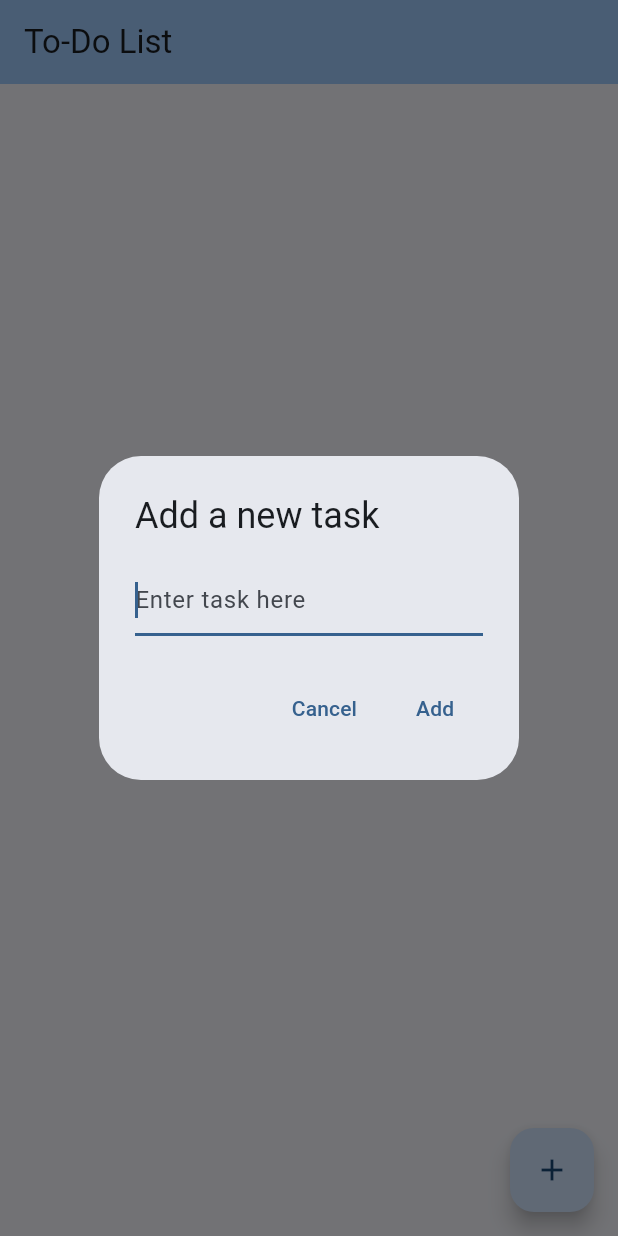
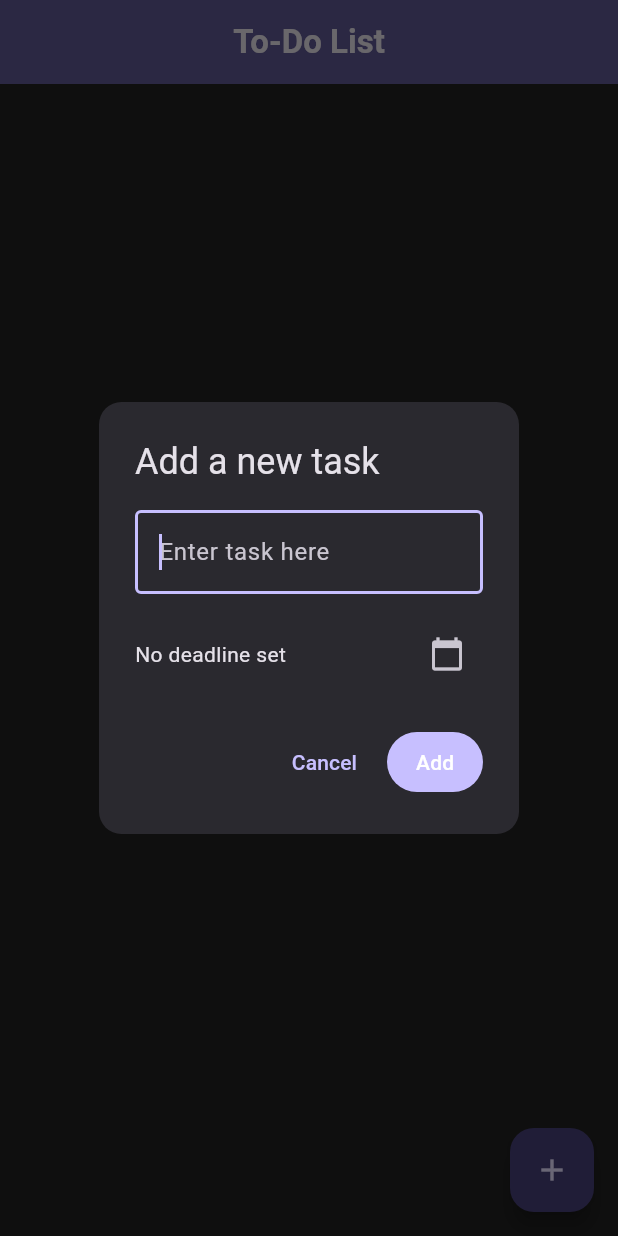
Before and after one commit to ervin49/hackathon_sie, a Flutter app: the screen it shows after launch, after a tap on the "add" icon, on a phone screen of 412 x 824 dp. Run offline on Flutter 3.47's test engine with Material 3 defaults, Android fonts, the phone set to English and light mode, and no system bars.

Commit message:
add task

```diff
--- a/lib/main.dart
+++ b/lib/main.dart
@@ -1,13 +1,10 @@
 import 'package:flutter/material.dart';
+import 'package:intl/intl.dart' as intl;
+import './task.dart';
+import './task_detail_screen.dart';
 
 void main() {
   runApp(const MyApp());
-}
-
-class Task {
-  Task({required this.title, this.completed = false});
-  String title;
-  bool completed;
 }
 
 class MyApp extends StatelessWidget {
@@ -18,8 +15,24 @@ class MyApp extends StatelessWidget {
     return MaterialApp(
       title: 'To-Do List',
       theme: ThemeData(
-        colorScheme: ColorScheme.fromSeed(seedColor: Colors.blue),
+        colorScheme: ColorScheme.fromSeed(
+          seedColor: const Color(0xFF311B92),
+          brightness: Brightness.dark,
+        ),
         useMaterial3: true,
+        scaffoldBackgroundColor: Colors.grey[900],
+        appBarTheme: const AppBarTheme(
+          elevation: 0,
+          centerTitle: true,
+        ),
+        cardTheme: CardThemeData(
+          color: Colors.grey[850],
+          elevation: 1.0,
+          margin: const EdgeInsets.symmetric(vertical: 6.0, horizontal: 16.0),
+          shape: RoundedRectangleBorder(
+            borderRadius: BorderRadius.circular(12.0),
+          ),
+        ),
       ),
       home: const TodoListScreen(),
     );
@@ -36,13 +49,15 @@ class TodoListScreen extends StatefulWidget {
 class _TodoListScreenState extends State<TodoListScreen> {
   final List<Task> _tasks = [];
   final TextEditingController _textFieldController = TextEditingController();
+  DateTime? _selectedDate;
 
-  void _addTask(String title) {
+  void _addTask(String title, DateTime? deadline) {
     if (title.isNotEmpty) {
       setState(() {
-        _tasks.add(Task(title: title));
+        _tasks.add(Task(title: title, deadline: deadline));
       });
       _textFieldController.clear();
+      _selectedDate = null;
     }
   }
 
@@ -58,33 +73,103 @@ class _TodoListScreenState extends State<TodoListScreen> {
     });
   }
 
+  void _navigateToDetail(Task task) {
+    Navigator.of(context).push(
+      MaterialPageRoute(
+        builder: (context) => TaskDetailScreen(task: task),
+      ),
+    );
+  }
+
+  Future<void> _selectDate(BuildContext context, StateSetter setState) async {
+    final DateTime? pickedDate = await showDatePicker(
+      context: context,
+      initialDate: _selectedDate ?? DateTime.now(),
+      firstDate: DateTime.now(),
+      lastDate: DateTime(2101),
+    );
+    if (pickedDate != null) {
+      final TimeOfDay? pickedTime = await showTimePicker(
+        context: context,
+        initialTime: TimeOfDay.fromDateTime(_selectedDate ?? DateTime.now()),
+      );
+      if (pickedTime != null) {
+        setState(() {
+          _selectedDate = DateTime(
+            pickedDate.year,
+            pickedDate.month,
+            pickedDate.day,
+            pickedTime.hour,
+            pickedTime.minute,
+          );
+        });
+      }
+    }
+  }
+
   Future<void> _displayDialog() async {
+    _selectedDate = null;
     return showDialog<void>(
       context: context,
       builder: (BuildContext context) {
+        return StatefulBuilder(
+          builder: (context, setState) {
             return AlertDialog(
+              shape: RoundedRectangleBorder(
+                borderRadius: BorderRadius.circular(15.0),
+              ),
               title: const Text('Add a new task'),
-          content: TextField(
+              content: Column(
+                mainAxisSize: MainAxisSize.min,
+                children: [
+                  TextField(
                     controller: _textFieldController,
-            decoration: const InputDecoration(hintText: 'Enter task here'),
+                    decoration: const InputDecoration(
+                      hintText: 'Enter task here',
+                      border: OutlineInputBorder(),
+                    ),
                     autofocus: true,
+                  ),
+                  const SizedBox(height: 16),
+                  Row(
+                    children: [
+                      Expanded(
+                        child: Text(
+                          _selectedDate == null
+                              ? 'No deadline set'
+                              : intl.DateFormat('yyyy-MM-dd – kk:mm').format(_selectedDate!),
+                        ),
+                      ),
+                      IconButton(
+                        icon: const Icon(Icons.calendar_today),
+                        onPressed: () => _selectDate(context, setState),
+                      )
+                    ],
+                  )
+                ],
               ),
               actions: <Widget>[
                 TextButton(
-              child: const Text('Cancel'),
                   onPressed: () {
                     Navigator.of(context).pop();
                     _textFieldController.clear();
                   },
+                  child: const Text('Cancel'),
                 ),
                 TextButton(
-              child: const Text('Add'),
+                  style: TextButton.styleFrom(
+                    foregroundColor: Colors.white,
+                    backgroundColor: Theme.of(context).colorScheme.primary,
+                  ),
                   onPressed: () {
-                _addTask(_textFieldController.text);
+                    _addTask(_textFieldController.text, _selectedDate);
                     Navigator.of(context).pop();
                   },
+                  child: const Text('Add'),
                 ),
               ],
+            );
+          },
         );
       },
     );
@@ -94,19 +179,48 @@ class _TodoListScreenState extends State<TodoListScreen> {
   Widget build(BuildContext context) {
     return Scaffold(
       appBar: AppBar(
-        title: const Text('To-Do List'),
+        title: const Text(
+          'To-Do List',
+          style: TextStyle(fontWeight: FontWeight.bold),
+        ),
         backgroundColor: Theme.of(context).colorScheme.inversePrimary,
       ),
-      body: ListView.builder(
+      body: _tasks.isEmpty
+          ? Center(
+              child: Column(
+                mainAxisAlignment: MainAxisAlignment.center,
+                children: [
+                  Icon(Icons.check_box_outline_blank, size: 80, color: Colors.grey[600]),
+                  const SizedBox(height: 16),
+                  Text(
+                    'No tasks yet. Add one!',
+                    style: TextStyle(fontSize: 18.0, color: Colors.grey[500]),
+                  ),
+                ],
+              ),
+            )
+          : ListView.builder(
+              padding: const EdgeInsets.symmetric(vertical: 8.0),
               itemCount: _tasks.length,
               itemBuilder: (context, index) {
                 final task = _tasks[index];
-          return ListTile(
+                return Card(
+                  child: ListTile(
+                    onTap: () {
+                      if (!task.completed) {
+                        _navigateToDetail(task);
+                      }
+                    },
+                    contentPadding: const EdgeInsets.symmetric(horizontal: 16, vertical: 8),
                     leading: Checkbox(
                       value: task.completed,
                       onChanged: (bool? value) {
                         _toggleTaskCompletion(index);
                       },
+                      activeColor: Theme.of(context).colorScheme.primary,
+                      shape: RoundedRectangleBorder(
+                        borderRadius: BorderRadius.circular(4),
+                      ),
                     ),
                     title: Text(
                       task.title,
@@ -114,11 +228,20 @@ class _TodoListScreenState extends State<TodoListScreen> {
                         decoration: task.completed
                             ? TextDecoration.lineThrough
                             : TextDecoration.none,
+                        color: task.completed ? Colors.grey[500] : Colors.white,
+                        fontWeight: task.completed ? FontWeight.normal : FontWeight.w500,
                       ),
                     ),
+                    subtitle: task.deadline != null
+                        ? Text(
+                            intl.DateFormat('Deadline: yyyy-MM-dd – kk:mm').format(task.deadline!),
+                            style: TextStyle(color: Colors.grey[400]),
+                          )
+                        : null,
                     trailing: IconButton(
-              icon: const Icon(Icons.delete),
+                      icon: Icon(Icons.delete_outline, color: Colors.redAccent),
                       onPressed: () => _removeTask(index),
+                    ),
                   ),
                 );
               },
@@ -126,6 +249,7 @@ class _TodoListScreenState extends State<TodoListScreen> {
       floatingActionButton: FloatingActionButton(
         onPressed: _displayDialog,
         tooltip: 'Add Task',
+        shape: RoundedRectangleBorder(borderRadius: BorderRadius.circular(16)),
         child: const Icon(Icons.add),
       ),
     );
--- /dev/null
+++ b/lib/task.dart
@@ -0,0 +1,6 @@
+class Task {
+  Task({required this.title, this.completed = false, this.deadline});
+  String title;
+  bool completed;
+  DateTime? deadline;
+}
--- a/pubspec.yaml
+++ b/pubspec.yaml
@@ -34,6 +34,7 @@ dependencies:
   # The following adds the Cupertino Icons font to your application.
   # Use with the CupertinoIcons class for iOS style icons.
   cupertino_icons: ^1.0.8
+  intl: ^0.18.1
 
 dev_dependencies:
   flutter_test:
```
Also changed, not shown: lib/task_detail_screen.dart (added, +57 -0 lines). Lines whose indentation alone changed are shown as unchanged.
